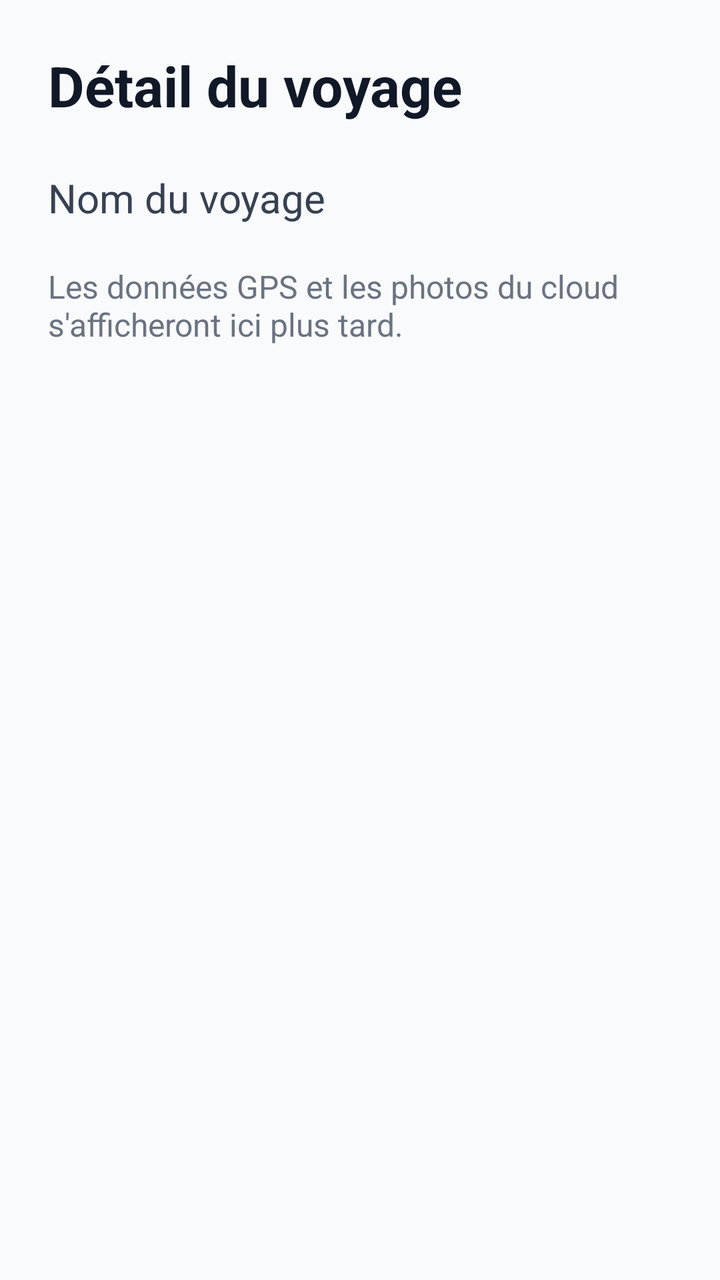
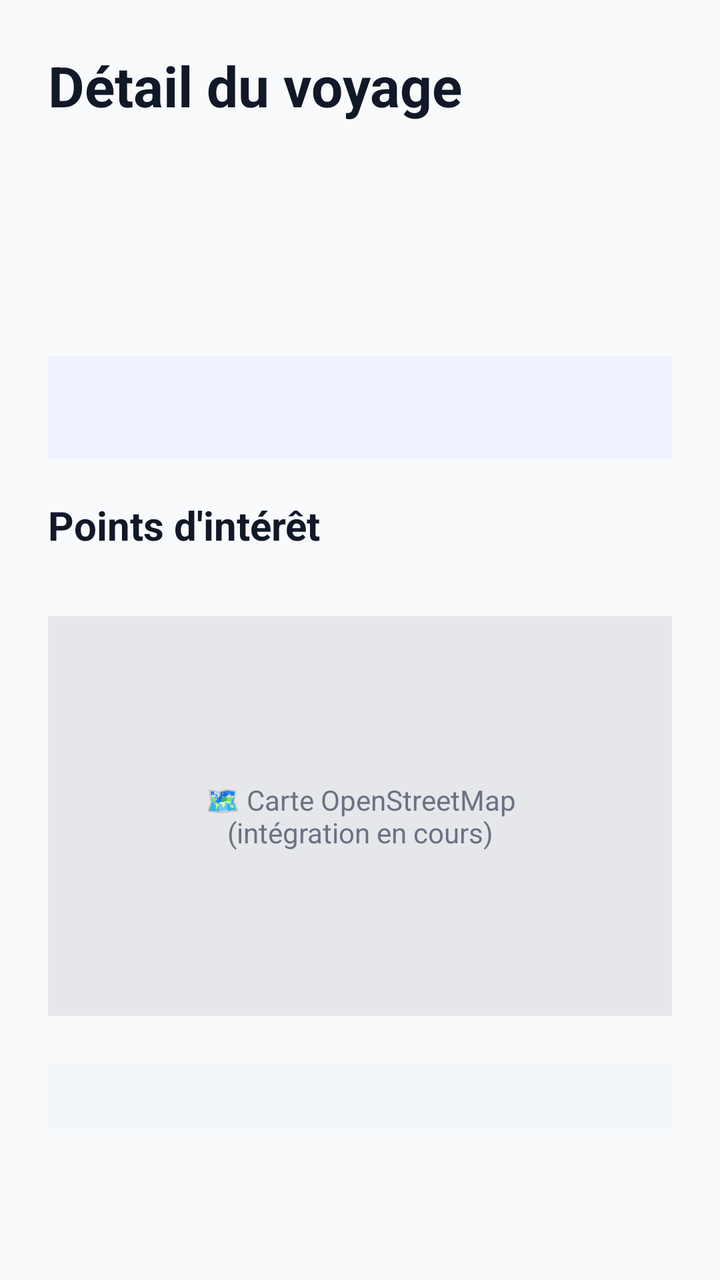

Compare the two renders of this Android layout. The source of the first and the diff that turns it into the second are given below.
<!-- AndroidManifest.xml: application theme Theme.SmartTrip -->
<!-- res/layout/activity_trip_details.xml -->
<?xml version="1.0" encoding="utf-8"?>
<LinearLayout xmlns:android="http://schemas.android.com/apk/res/android"
    android:layout_width="match_parent"
    android:layout_height="match_parent"
    android:orientation="vertical"
    android:padding="24dp"
    android:background="#F8FAFC">

    <TextView
        android:id="@+id/tvDetailTitle"
        android:layout_width="wrap_content"
        android:layout_height="wrap_content"
        android:text="Détail du voyage"
        android:textSize="28sp"
        android:textStyle="bold"
        android:textColor="#111827"
        android:layout_marginBottom="24dp" />

    <TextView
        android:id="@+id/tvTripName"
        android:layout_width="wrap_content"
        android:layout_height="wrap_content"
        android:text="Nom du voyage"
        android:textSize="20sp"
        android:textColor="#374151"
        android:layout_marginBottom="20dp" />

    <TextView
        android:layout_width="wrap_content"
        android:layout_height="wrap_content"
        android:text="Les données GPS et les photos du cloud s'afficheront ici plus tard."
        android:textSize="16sp"
        android:textColor="#6B7280" />

</LinearLayout>
<!-- resources referenced by this layout -->
<resources>
  <style name="Theme.SmartTrip" parent="Base.Theme.SmartTrip" />
  <style name="Base.Theme.SmartTrip" parent="Theme.Material3.DayNight.NoActionBar">
          
          
      </style>
</resources>

<!-- the commit's change to res/layout/activity_trip_details.xml (unified diff, before → after) -->
@@ -1,35 +1,23 @@
-<?xml version="1.0" encoding="utf-8"?>
-<LinearLayout xmlns:android="http://schemas.android.com/apk/res/android"
-    android:layout_width="match_parent"
-    android:layout_height="match_parent"
-    android:orientation="vertical"
-    android:padding="24dp"
-    android:background="#F8FAFC">
-
-    <TextView
-        android:id="@+id/tvDetailTitle"
-        android:layout_width="wrap_content"
-        android:layout_height="wrap_content"
-        android:text="Détail du voyage"
-        android:textSize="28sp"
-        android:textStyle="bold"
-        android:textColor="#111827"
-        android:layout_marginBottom="24dp" />
-
-    <TextView
-        android:id="@+id/tvTripName"
-        android:layout_width="wrap_content"
-        android:layout_height="wrap_content"
-        android:text="Nom du voyage"
-        android:textSize="20sp"
-        android:textColor="#374151"
-        android:layout_marginBottom="20dp" />
-
-    <TextView
-        android:layout_width="wrap_content"
-        android:layout_height="wrap_content"
-        android:text="Les données GPS et les photos du cloud s'afficheront ici plus tard."
-        android:textSize="16sp"
-        android:textColor="#6B7280" />
-
-</LinearLayout>
+<ScrollView xmlns:android="http://schemas.android.com/apk/res/android" android:layout_width="match_parent" android:layout_height="match_parent" android:background="#F8FAFC">
+    <LinearLayout android:layout_width="match_parent" android:layout_height="wrap_content" android:orientation="vertical" android:padding="24dp">
+        
+        <TextView android:layout_width="wrap_content" android:layout_height="wrap_content" android:text="Détail du voyage" android:textSize="28sp" android:textStyle="bold" android:textColor="#111827" android:layout_marginBottom="16dp"/>
+        <TextView android:id="@+id/tvTripName" android:layout_width="wrap_content" android:layout_height="wrap_content" android:textSize="22sp" android:textStyle="bold" android:textColor="#374151" android:layout_marginBottom="4dp"/>
+        <TextView android:id="@+id/tvTripDate" android:layout_width="wrap_content" android:layout_height="wrap_content" android:textSize="14sp" android:textColor="#6B7280" android:layout_marginBottom="8dp"/>
+        <TextView android:id="@+id/tvTripDescription" android:layout_width="wrap_content" android:layout_height="wrap_content" android:textSize="15sp" android:textColor="#374151" android:layout_marginBottom="20dp"/>
+        
+        <LinearLayout android:layout_width="match_parent" android:layout_height="wrap_content" android:background="#EEF2FF" android:padding="16dp" android:layout_marginBottom="20dp">
+            <TextView android:id="@+id/tvStats" android:layout_width="wrap_content" android:layout_height="wrap_content" android:textSize="14sp" android:textColor="#4338CA" android:textStyle="bold"/>
+        </LinearLayout>
+        
+        <TextView android:layout_width="wrap_content" android:layout_height="wrap_content" android:text="Points d'intérêt" android:textSize="20sp" android:textStyle="bold" android:textColor="#111827" android:layout_marginBottom="12dp"/>
+        
+        <LinearLayout android:id="@+id/layoutPois" android:layout_width="match_parent" android:layout_height="wrap_content" android:orientation="vertical"/>
+        
+        <LinearLayout android:layout_width="match_parent" android:layout_height="200dp" android:background="#E5E7EB" android:gravity="center" android:layout_marginTop="20dp" android:layout_marginBottom="16dp">
+            <TextView android:layout_width="wrap_content" android:layout_height="wrap_content" android:text="🗺️ Carte OpenStreetMap\n(intégration en cours)" android:textColor="#6B7280" android:textSize="14sp" android:gravity="center"/>
+        </LinearLayout>
+        
+        <TextView android:id="@+id/tvBatteryDetail" android:layout_width="match_parent" android:layout_height="wrap_content" android:textSize="12sp" android:textColor="#9CA3AF" android:gravity="center" android:padding="8dp" android:background="#F1F5F9" android:layout_marginTop="8dp"/>
+    </LinearLayout>
+</ScrollView>
